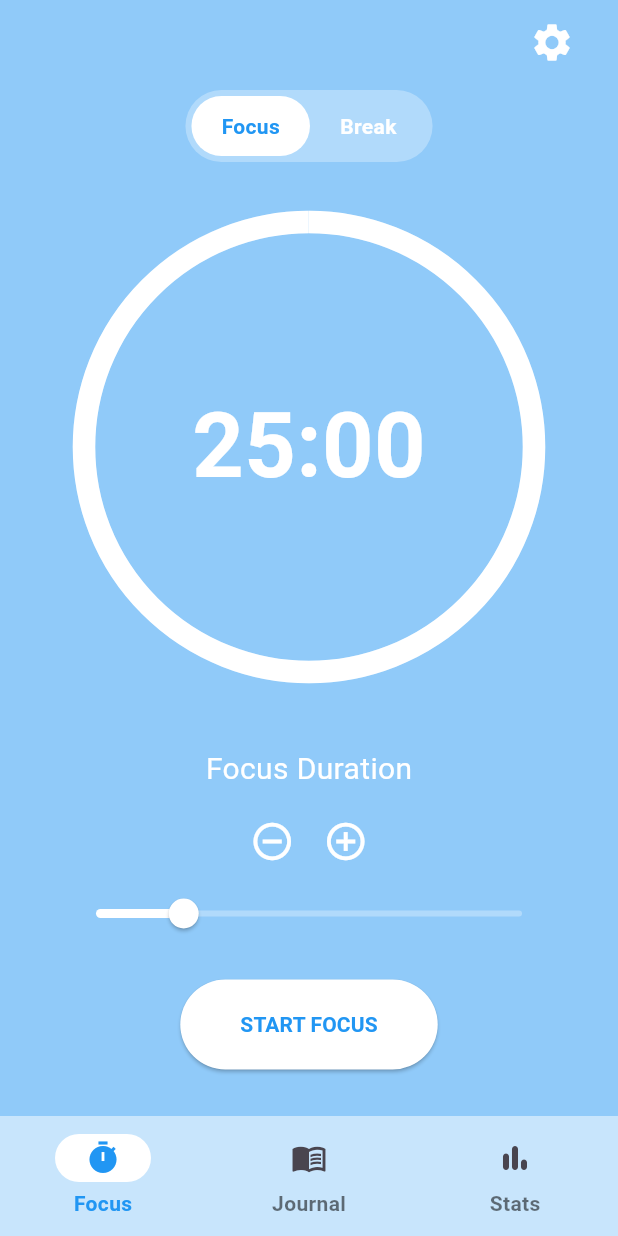
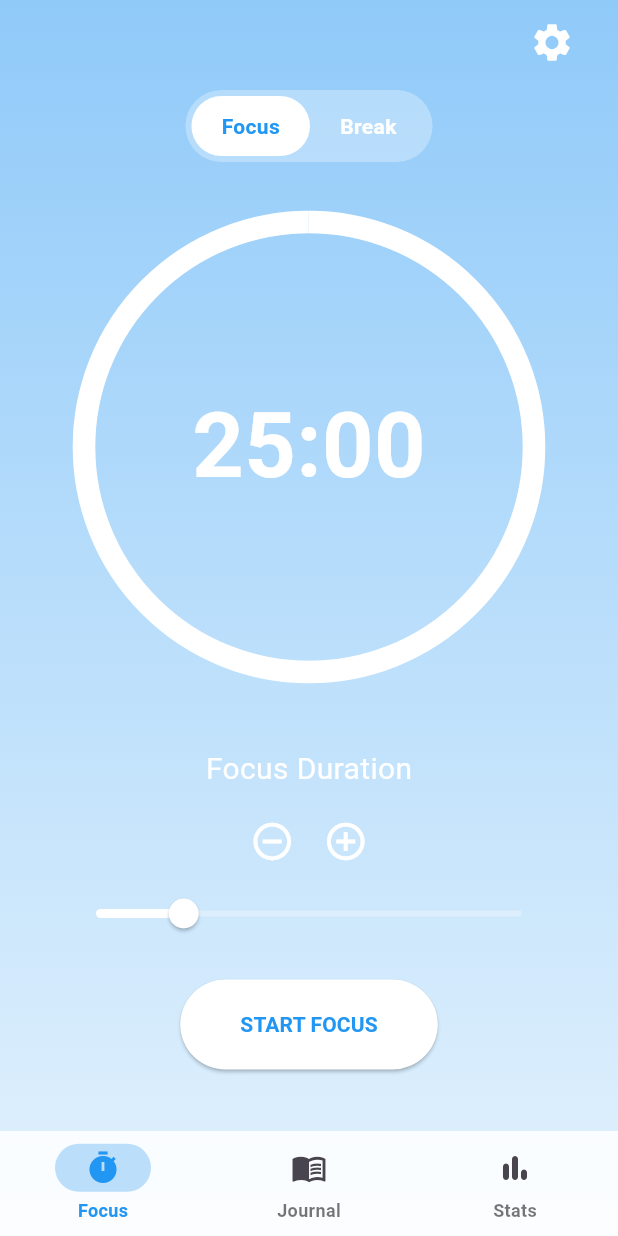
Before and after one commit to giopato02/NullState_App, a Flutter app: the screen it shows after launch, on a phone screen of 412 x 824 dp. Run offline on Flutter 3.47's test engine with Material 3 defaults, Android fonts, the phone set to English and light mode, and no system bars; our stand-ins replace audioplayers, fl_chart, flutter_local_notifications, flutter_timezone, hive, hive_flutter and 2 more; missing offline and left inert: flutter_background; accounts and stored records are empty.

Commit message:
Final Polish: home_page

```diff
--- a/lib/pages/home_page.dart
+++ b/lib/pages/home_page.dart
@@ -22,24 +22,37 @@ class _HomePageState extends State<HomePage> {
 
   @override
   Widget build(BuildContext context) {
-    // Wrap the Scaffold in ValueListenableBuilder for dark mode
-    // This makes the whole app background react to the switch instantly.
     return ValueListenableBuilder(
       valueListenable: Hive.box('settings_box').listenable(),
       builder: (context, Box box, widget) {
 
-        // Read the setting
         bool isDarkMode = box.get('isDarkMode', defaultValue: false);
 
-        return Scaffold(
-          // BACKGROUND LOGIC
-          backgroundColor: isDarkMode ? const Color.fromARGB(255, 5, 29, 70) : Colors.blue[200],
+        // 1. POLISH: Gradient Backgrounds
+        // Light Mode: Soft Blue -> White (Calm, Airy)
+        // Dark Mode: Deep Navy -> Black (Night mode, Focus)
+        final Gradient backgroundGradient = LinearGradient(
+          begin: Alignment.topCenter,
+          end: Alignment.bottomCenter,
+          colors: isDarkMode
+              ? [const Color(0xFF0F2027), const Color(0xFF203A43), const Color(0xFF2C5364)] // "Moonlit Asteroid"
+              : [Colors.blue[200]!, Colors.blue[50]!], // Soft Cloud
+        );
 
+        return Container(
+          decoration: BoxDecoration(gradient: backgroundGradient),
+          child: Scaffold(
+            backgroundColor: Colors.transparent, // Let gradient show through
             extendBodyBehindAppBar: true,
+            extendBody: true, // Navigation bar floats over content
+
             appBar: AppBar(
               backgroundColor: Colors.transparent,
               elevation: 0,
-            actions: [
+              // 2. POLISH: Only show Settings on the Focus Page (Index 0)
+              // This prevents it from cluttering the Stats/Journal headers
+              actions: currentPage == 0
+                ? [
                     Padding(
                       padding: const EdgeInsets.only(right: 20.0),
                       child: IconButton(
@@ -53,10 +66,9 @@ class _HomePageState extends State<HomePage> {
                         },
                       ),
                     ),
-            ],
+                  ]
+                : [], // Hide on other pages
             ),
-
-          extendBody: true,
 
             body: IndexedStack(
               index: currentPage,
@@ -66,23 +78,24 @@ class _HomePageState extends State<HomePage> {
             bottomNavigationBar: NavigationBarTheme(
               data: NavigationBarThemeData(
                 labelTextStyle: WidgetStateProperty.resolveWith((states) {
-                // If selected, use Blue. If not, use White (Dark Mode) or Black (Light Mode)
                   return TextStyle(
                     color: states.contains(WidgetState.selected)
                         ? Colors.blue
                         : (isDarkMode ? Colors.white70 : Colors.black54),
                     fontWeight: FontWeight.bold,
+                    fontSize: 12,
                   );
                 }),
               ),
               child: NavigationBar(
+                height: 70, // Slightly shorter for a sleeker look
                 backgroundColor: isDarkMode
-                  ? const Color(0xFF1E1E1E).withValues(alpha: 0.9)
-                  : Colors.white.withValues(alpha: 0.5),
+                    ? const Color(0xFF1E1E1E).withValues(alpha: 0.85) // Slight transparency
+                    : Colors.white.withValues(alpha: 0.85),
                 elevation: 0,
                 indicatorColor: isDarkMode
-                  ? Colors.grey[800]
-                  : Colors.white,
+                    ? Colors.blue.withValues(alpha: 0.2) // Subtle glow in dark mode
+                    : Colors.blue[100],
 
                 destinations: const [
                   NavigationDestination(
@@ -92,12 +105,12 @@ class _HomePageState extends State<HomePage> {
                   ),
                   NavigationDestination(
                     icon: Icon(Icons.menu_book_outlined),
-                  selectedIcon: Icon(Icons.menu_book_outlined, color: Colors.blue),
+                    selectedIcon: Icon(Icons.menu_book, color: Colors.blue),
                     label: 'Journal',
                   ),
                   NavigationDestination(
                     icon: Icon(Icons.bar_chart_rounded),
-                  selectedIcon: Icon(Icons.bar_chart_rounded, color: Colors.blue),
+                    selectedIcon: Icon(Icons.bar_chart, color: Colors.blue),
                     label: 'Stats',
                   ),
                 ],
@@ -109,6 +122,7 @@ class _HomePageState extends State<HomePage> {
                 selectedIndex: currentPage,
               ),
             ),
+          ),
         );
       },
     );
```
Lines whose indentation alone changed are shown as unchanged.
